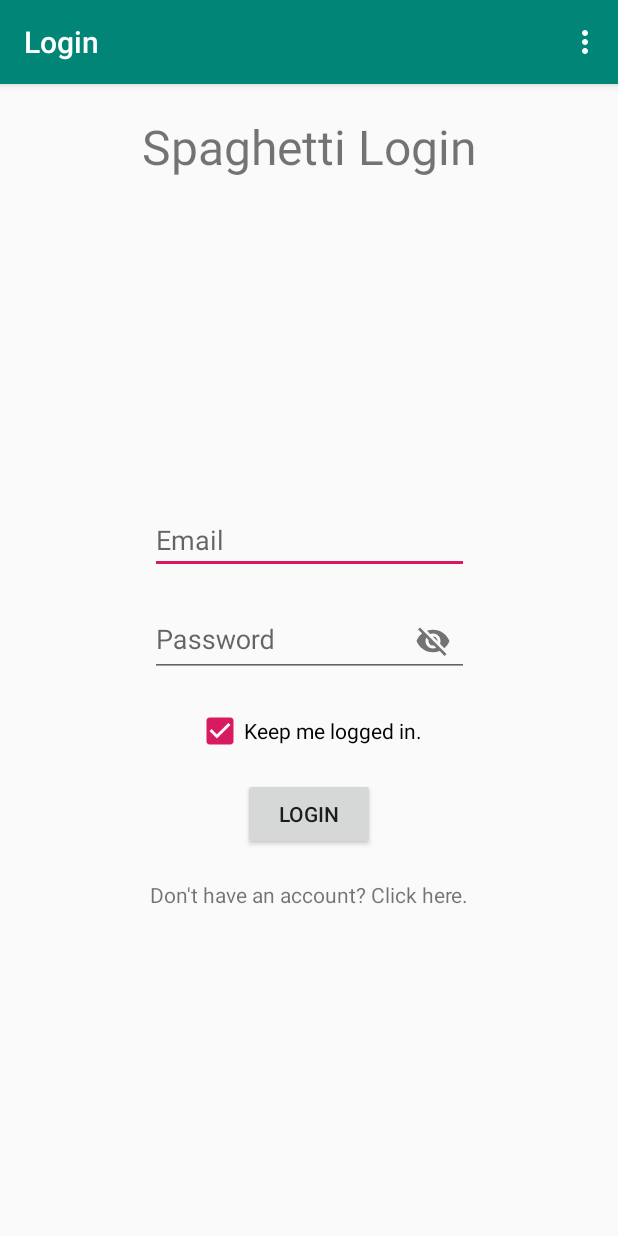
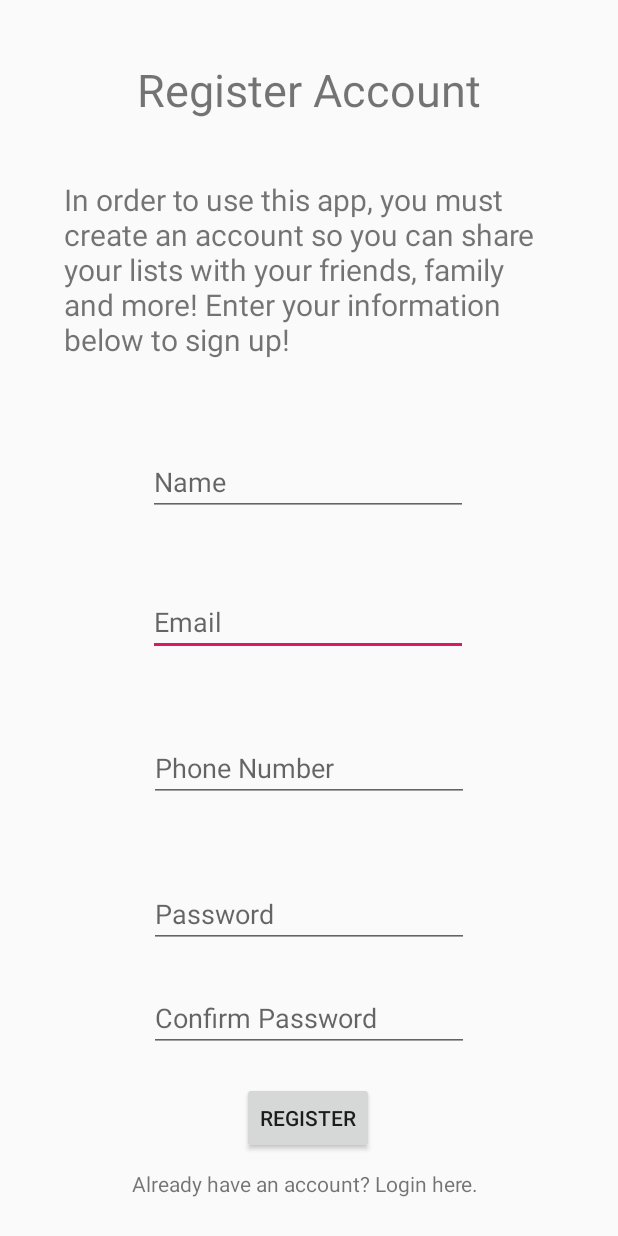
Before and after one commit to Ali-Sab/SpaghettiProject, an Android app: the screen it shows after launch (LoginActivity before the commit, RegisterActivity after it), after a tap on an icon or button, on a phone screen of 412 x 824 dp. Run offline under Robolectric (Android 15) with nearby library versions, the phone set to English and light mode, and no system bars; 3 other taps on this screen came first.

Commit message:
StoryID: SP01-54: Refactored code and resources in RegisterActivity. Added 'Phone Number' textview in RegisterActivity. Fixed Manifest to account for name change from ProfileActivity to RegisterActivity

```diff
--- a/app/src/main/AndroidManifest.xml
+++ b/app/src/main/AndroidManifest.xml
@@ -17,7 +17,7 @@
 
 
         <activity android:name=".ContactUsActivity" />
-        <activity android:name=".ProfileActivity" />
+        <activity android:name=".RegisterActivity" />
         <activity
             android:name=".ListsActivity"
             android:label="@string/title_activity_lists"
--- a/app/src/main/java/com/example/android/spaghettiproject/LoginActivity.java
+++ b/app/src/main/java/com/example/android/spaghettiproject/LoginActivity.java
@@ -112,7 +112,10 @@ public class LoginActivity extends AppCompatActivity implements ServerActivity.A
 
     public void goToProfile(View view) {
         Intent profileIntent = new Intent(LoginActivity.this, RegisterActivity.class);
+        profileIntent.setFlags(Intent.FLAG_ACTIVITY_CLEAR_TOP);
+        profileIntent.putExtra("email", email.getText().toString());
         startActivity(profileIntent);
+        finish();
     }
 
     public void keepLoggedIn(View view) {
--- a/app/src/main/res/layout/activity_login.xml
+++ b/app/src/main/res/layout/activity_login.xml
@@ -26,7 +26,7 @@
             android:layout_marginBottom="10dp"
             android:autofillHints=".AUTOFILL_HINT_USERNAME"
             android:ems="10"
-            android:hint="@string/prompt_email"
+            android:hint="@string/register_email"
             android:inputType="textEmailAddress" />
 
         <com.google.android.material.textfield.TextInputLayout
@@ -70,7 +70,7 @@
             android:clickable="true"
             android:focusable="true"
             android:onClick="goToProfile"
-            android:text="@string/register_new"
+            android:text="@string/login_sign_up"
             tools:layout_editor_absoluteY="655dp" />
 
     </LinearLayout>
--- a/app/src/main/res/layout/activity_register.xml
+++ b/app/src/main/res/layout/activity_register.xml
@@ -13,14 +13,14 @@
         android:layout_marginStart="8dp"
         android:layout_marginEnd="8dp"
         android:layout_marginBottom="8dp"
-        android:text="@string/description"
+        android:text="@string/register_description"
         android:textSize="20sp"
         app:layout_constraintBottom_toBottomOf="parent"
         app:layout_constraintEnd_toEndOf="parent"
         app:layout_constraintHorizontal_bias="0.492"
         app:layout_constraintStart_toStartOf="parent"
         app:layout_constraintTop_toTopOf="parent"
-        app:layout_constraintVertical_bias="0.242" />
+        app:layout_constraintVertical_bias="0.177" />
 
     <EditText
         android:id="@+id/editTextEmail"
@@ -31,12 +31,14 @@
         android:layout_marginEnd="8dp"
         android:layout_marginBottom="8dp"
         android:ems="10"
-        android:hint="@string/prompt_email"
+        android:hint="@string/register_email"
         android:inputType="textEmailAddress"
         app:layout_constraintBottom_toTopOf="@+id/editTextPassword1"
         app:layout_constraintEnd_toEndOf="parent"
+        app:layout_constraintHorizontal_bias="0.497"
         app:layout_constraintStart_toStartOf="parent"
-        app:layout_constraintTop_toBottomOf="@+id/editTextName" />
+        app:layout_constraintTop_toBottomOf="@+id/editTextName"
+        app:layout_constraintVertical_bias="0.221" />
 
     <EditText
         android:id="@+id/editTextPassword1"
@@ -46,7 +48,7 @@
         android:layout_marginEnd="8dp"
         android:layout_marginBottom="192dp"
         android:ems="10"
-        android:hint="@string/prompt_password"
+        android:hint="@string/register_password"
         android:inputType="textPassword"
         app:layout_constraintBottom_toBottomOf="parent"
         app:layout_constraintEnd_toEndOf="parent"
@@ -61,7 +63,7 @@
         android:layout_marginEnd="8dp"
         android:layout_marginBottom="8dp"
         android:ems="10"
-        android:hint="@string/confirm_password"
+        android:hint="@string/register_confirm_password"
         android:inputType="textPassword"
         app:layout_constraintBottom_toBottomOf="parent"
         app:layout_constraintEnd_toEndOf="parent"
@@ -127,13 +129,14 @@
         android:layout_marginEnd="8dp"
         android:layout_marginBottom="8dp"
         android:ems="10"
-        android:hint="@string/name"
+        android:hint="@string/register_name"
         android:inputType="textPersonName"
         app:layout_constraintBottom_toBottomOf="@+id/editTextPassword1"
         app:layout_constraintEnd_toEndOf="parent"
+        app:layout_constraintHorizontal_bias="0.497"
         app:layout_constraintStart_toStartOf="parent"
         app:layout_constraintTop_toBottomOf="@+id/textViewDescription"
-        app:layout_constraintVertical_bias="0.312" />
+        app:layout_constraintVertical_bias="0.094" />
 
     <ProgressBar
         android:id="@+id/progressBar"
@@ -147,5 +150,17 @@
         app:layout_constraintStart_toStartOf="parent"
         app:layout_constraintTop_toTopOf="parent" />
 
+    <EditText
+        android:id="@+id/editTextPhone"
+        android:layout_width="wrap_content"
+        android:layout_height="wrap_content"
+        android:ems="10"
+        android:hint="@string/register_phone_number"
+        android:inputType="phone"
+        app:layout_constraintBottom_toTopOf="@+id/editTextPassword1"
+        app:layout_constraintEnd_toEndOf="parent"
+        app:layout_constraintStart_toStartOf="parent"
+        app:layout_constraintTop_toBottomOf="@+id/editTextEmail" />
+
 
 </androidx.constraintlayout.widget.ConstraintLayout>
--- a/app/src/main/res/values/strings.xml
+++ b/app/src/main/res/values/strings.xml
@@ -1,15 +1,15 @@
 <resources>
     <string name="app_name">Spaghetti Project</string>
     <string name="title_activity_login">Sign in</string>
-    <string name="prompt_email">Email</string>
-    <string name="prompt_password">Password</string>
+    <string name="register_email">Email</string>
+    <string name="register_password">Password</string>
     <string name="action_sign_in">Sign in or register</string>
     <string name="action_sign_in_short">Sign in</string>
     <string name="welcome">"Welcome !"</string>
     <string name="invalid_username">Not a valid username</string>
     <string name="invalid_password">Password must be >5 characters</string>
     <string name="login_failed">"Login failed"</string>
-    <string name="description">"In order to use this app, you must create an account so you can share your lists with your friends, family and more! Enter your information below to sign up!</string>
+    <string name="register_description">"In order to use this app, you must create an account so you can share your lists with your friends, family and more! Enter your information below to sign up!</string>
     <string name="title_activity_lists">Lists</string>
     <string name="title_activity_groups">Groups</string>
     <string name="sample_group">Group</string>
@@ -21,10 +21,11 @@
     email@mail.ca</string>
     <string name="password">Password</string>
     <string name="login">Login</string>
-    <string name="name">Name</string>
+    <string name="register_name">Name</string>
     <string name="spaghetti_login">Spaghetti Login</string>
-    <string name="register_new">Don\'t have an account? Click here.</string>
+    <string name="login_sign_up">Don\'t have an account? Click here.</string>
     <string name="register_account">Register Account</string>
     <string name="register">Register</string>
-    <string name="confirm_password">Confirm Password</string>
+    <string name="register_confirm_password">Confirm Password</string>
+    <string name="register_phone_number">Phone Number</string>
 </resources>
```
